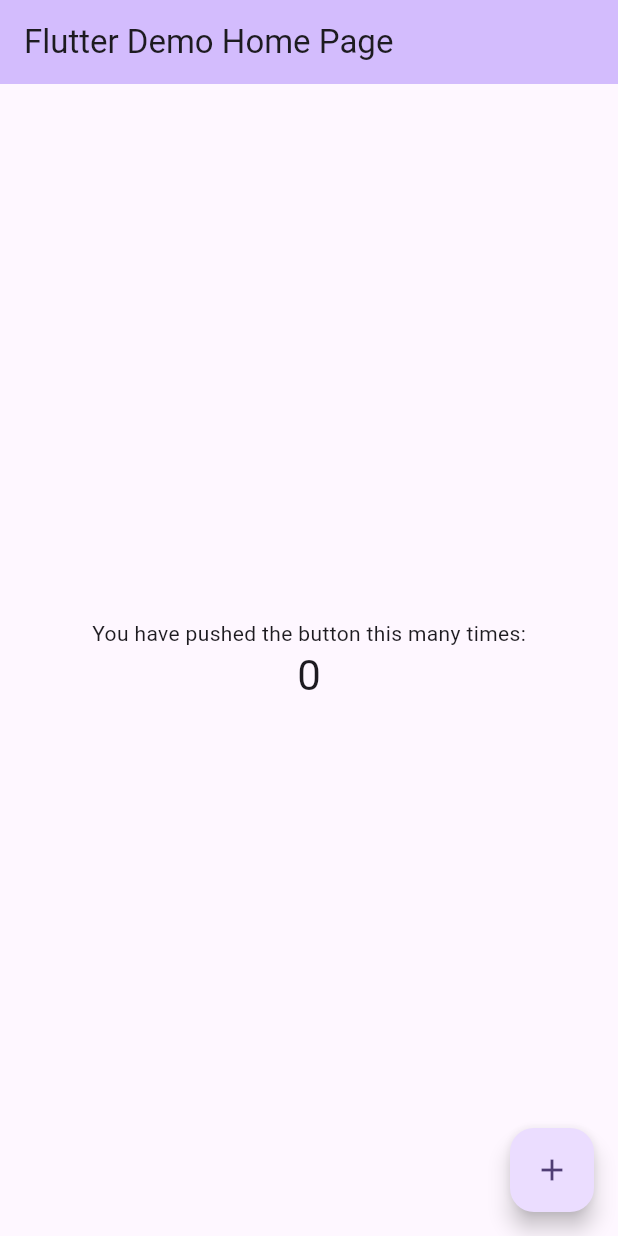
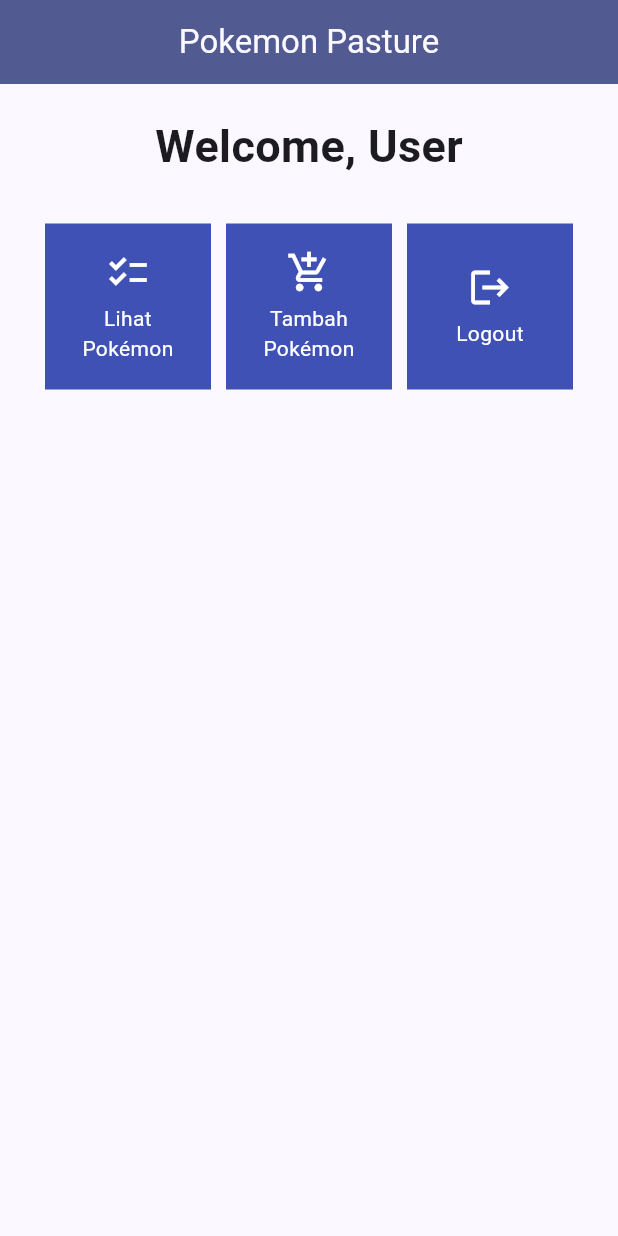
Before and after one commit to BimantoroW/pokemon-pasture-mobile, a Flutter app: the screen it shows after launch, on a phone screen of 412 x 824 dp. Run offline on Flutter 3.47's test engine with Material 2 defaults, Android fonts, the phone set to English and light mode, and no system bars.

Commit message:
selesaikan tugas 7

```diff
--- a/lib/main.dart
+++ b/lib/main.dart
@@ -1,4 +1,5 @@
 import 'package:flutter/material.dart';
+import 'package:pokemon_pasture_mobile/menu.dart';
 
 void main() {
   runApp(const MyApp());
@@ -28,98 +29,10 @@ class MyApp extends StatelessWidget {
         //
         // This works for code too, not just values: Most code changes can be
         // tested with just a hot reload.
-        colorScheme: ColorScheme.fromSeed(seedColor: Colors.deepPurple),
+        colorScheme: ColorScheme.fromSeed(seedColor: Colors.indigo),
         useMaterial3: true,
       ),
-      home: const MyHomePage(title: 'Flutter Demo Home Page'),
+      home: MyHomePage(),
     );
   }
 }
-
-class MyHomePage extends StatefulWidget {
-  const MyHomePage({super.key, required this.title});
-
-  // This widget is the home page of your application. It is stateful, meaning
-  // that it has a State object (defined below) that contains fields that affect
-  // how it looks.
-
-  // This class is the configuration for the state. It holds the values (in this
-  // case the title) provided by the parent (in this case the App widget) and
-  // used by the build method of the State. Fields in a Widget subclass are
-  // always marked "final".
-
-  final String title;
-
-  @override
-  State<MyHomePage> createState() => _MyHomePageState();
-}
-
-class _MyHomePageState extends State<MyHomePage> {
-  int _counter = 0;
-
-  void _incrementCounter() {
-    setState(() {
-      // This call to setState tells the Flutter framework that something has
-      // changed in this State, which causes it to rerun the build method below
-      // so that the display can reflect the updated values. If we changed
-      // _counter without calling setState(), then the build method would not be
-      // called again, and so nothing would appear to happen.
-      _counter++;
-    });
-  }
-
-  @override
-  Widget build(BuildContext context) {
-    // This method is rerun every time setState is called, for instance as done
-    // by the _incrementCounter method above.
-    //
-    // The Flutter framework has been optimized to make rerunning build methods
-    // fast, so that you can just rebuild anything that needs updating rather
-    // than having to individually change instances of widgets.
-    return Scaffold(
-      appBar: AppBar(
-        // TRY THIS: Try changing the color here to a specific color (to
-        // Colors.amber, perhaps?) and trigger a hot reload to see the AppBar
-        // change color while the other colors stay the same.
-        backgroundColor: Theme.of(context).colorScheme.inversePrimary,
-        // Here we take the value from the MyHomePage object that was created by
-        // the App.build method, and use it to set our appbar title.
-        title: Text(widget.title),
-      ),
-      body: Center(
-        // Center is a layout widget. It takes a single child and positions it
-        // in the middle of the parent.
-        child: Column(
-          // Column is also a layout widget. It takes a list of children and
-          // arranges them vertically. By default, it sizes itself to fit its
-          // children horizontally, and tries to be as tall as its parent.
-          //
-          // Column has various properties to control how it sizes itself and
-          // how it positions its children. Here we use mainAxisAlignment to
-          // center the children vertically; the main axis here is the vertical
-          // axis because Columns are vertical (the cross axis would be
-          // horizontal).
-          //
-          // TRY THIS: Invoke "debug painting" (choose the "Toggle Debug Paint"
-          // action in the IDE, or press "p" in the console), to see the
-          // wireframe for each widget.
-          mainAxisAlignment: MainAxisAlignment.center,
-          children: <Widget>[
-            const Text(
-              'You have pushed the button this many times:',
-            ),
-            Text(
-              '$_counter',
-              style: Theme.of(context).textTheme.headlineMedium,
-            ),
-          ],
-        ),
-      ),
-      floatingActionButton: FloatingActionButton(
-        onPressed: _incrementCounter,
-        tooltip: 'Increment',
-        child: const Icon(Icons.add),
-      ), // This trailing comma makes auto-formatting nicer for build methods.
-    );
-  }
-}
--- /dev/null
+++ b/lib/menu.dart
@@ -0,0 +1,112 @@
+import 'package:flutter/material.dart';
+
+class MyHomePage extends StatelessWidget {
+  MyHomePage({super.key});
+
+  final List<CardItem> items = [
+    CardItem("Lihat Pokémon", Icons.checklist),
+    CardItem("Tambah Pokémon", Icons.add_shopping_cart),
+    CardItem("Logout", Icons.logout),
+  ];
+
+  @override
+  Widget build(BuildContext context) {
+    return Scaffold(
+      appBar: AppBar(
+        title: const Center(
+          child: Text("Pokemon Pasture"),
+        ),
+        backgroundColor: Theme.of(context).colorScheme.primary,
+        foregroundColor: Theme.of(context).colorScheme.surface,
+      ),
+      body: SingleChildScrollView(
+        // Widget wrapper yang dapat discroll
+        child: Padding(
+          padding: const EdgeInsets.all(10.0), // Set padding dari halaman
+          child: Column(
+            // Widget untuk menampilkan children secara vertikal
+            children: <Widget>[
+              const Padding(
+                padding: EdgeInsets.only(top: 10.0, bottom: 10.0),
+                // Widget Text untuk menampilkan tulisan dengan alignment center dan style yang sesuai
+                child: Text(
+                  'Welcome, User', // Text yang menandakan toko
+                  style: TextStyle(
+                    fontSize: 30,
+                    fontWeight: FontWeight.bold,
+                  ),
+                ),
+              ),
+              // Grid layout
+              GridView.count(
+                // Container pada card kita.
+                primary: true,
+                padding: const EdgeInsets.all(20),
+                crossAxisSpacing: 10,
+                mainAxisSpacing: 10,
+                crossAxisCount: 3,
+                shrinkWrap: true,
+                children: items.map((CardItem item) {
+                  // Iterasi untuk setiap item
+                  return ButtonCard(item);
+                }).toList(),
+              ),
+            ],
+          ),
+        ),
+      ),
+    );
+  }
+}
+
+class CardItem {
+  final String name;
+  final IconData icon;
+
+  CardItem(this.name, this.icon);
+}
+
+class ButtonCard extends StatelessWidget {
+  final CardItem item;
+
+  const ButtonCard(this.item, {super.key}); // Constructor
+
+  @override
+  Widget build(BuildContext context) {
+    return Material(
+      color: Colors.indigo,
+      child: InkWell(
+        // Area responsive terhadap sentuhan
+        onTap: () {
+          // Memunculkan SnackBar ketika diklik
+          ScaffoldMessenger.of(context)
+            ..hideCurrentSnackBar()
+            ..showSnackBar(SnackBar(
+                content: Text("Kamu telah menekan tombol ${item.name}!")));
+        },
+        child: Container(
+          // Container untuk menyimpan Icon dan Text
+          padding: const EdgeInsets.all(8),
+          child: Center(
+            child: Column(
+              mainAxisAlignment: MainAxisAlignment.center,
+              children: [
+                Icon(
+                  item.icon,
+                  color: Colors.white,
+                  size: 30.0,
+                ),
+                const Padding(padding: EdgeInsets.all(3)),
+                Text(
+                  item.name,
+                  textAlign: TextAlign.center,
+                  style: const TextStyle(color: Colors.white),
+                ),
+              ],
+            ),
+          ),
+        ),
+      ),
+    );
+  }
+}
```
Also changed, not shown: 1 other file.
